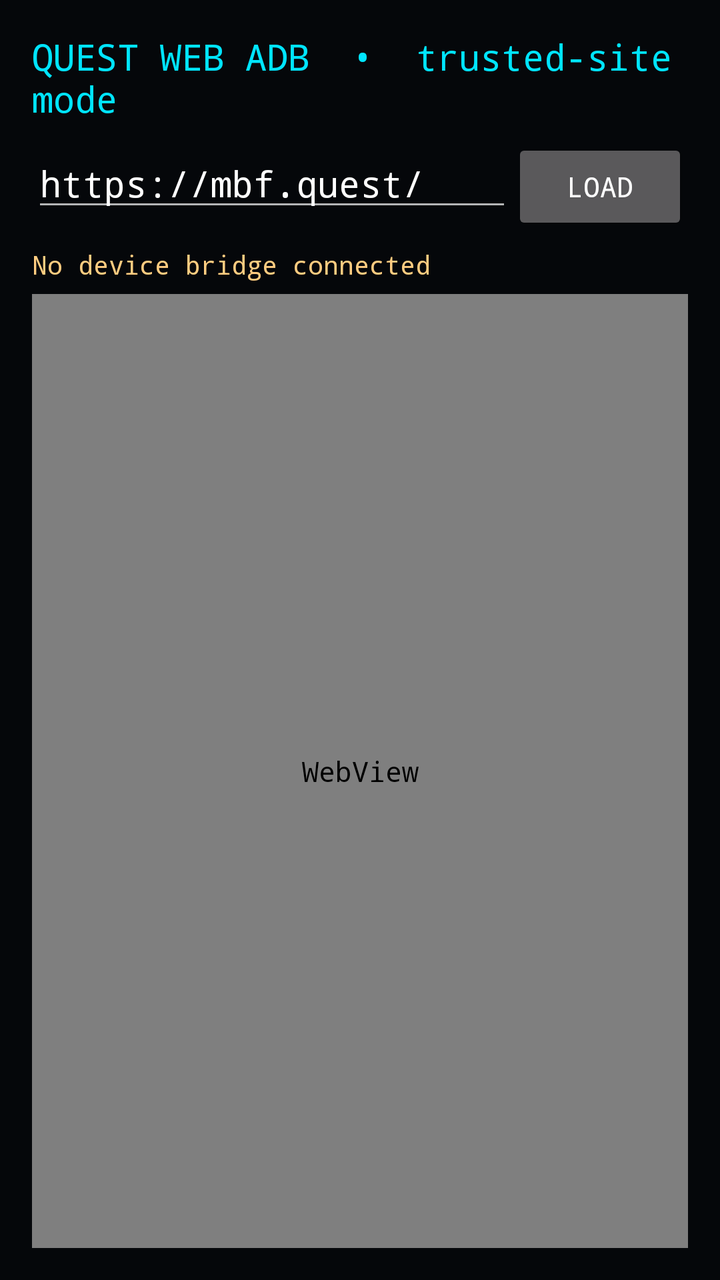
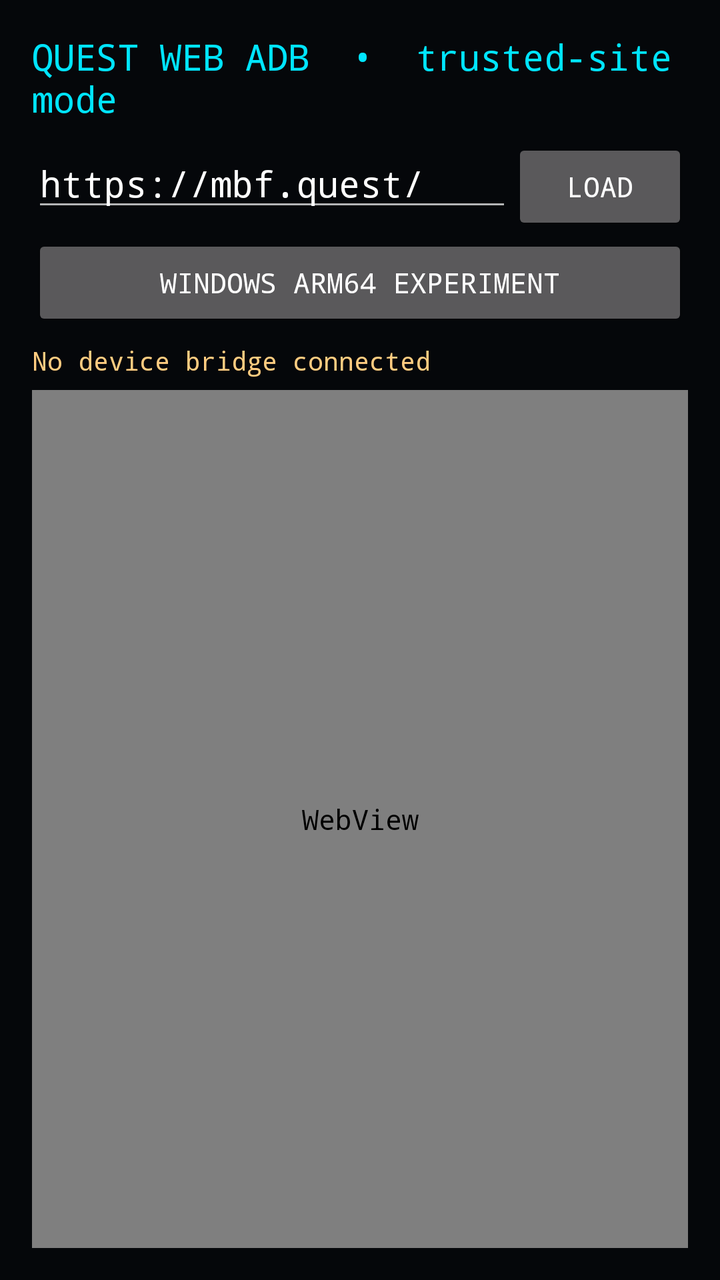

The first picture is an Android layout as it rendered before a commit; the second is the same layout after the commit. The layout source and the unified diff follow.
<!-- AndroidManifest.xml: application theme AppTheme -->
<!-- res/layout/activity_main.xml -->
<LinearLayout xmlns:android="http://schemas.android.com/apk/res/android"
    android:layout_width="match_parent" android:layout_height="match_parent"
    android:orientation="vertical" android:padding="16dp" android:background="#05070A">
    <TextView android:layout_width="match_parent" android:layout_height="wrap_content"
        android:text="QUEST WEB ADB  •  trusted-site mode" android:textColor="#00E5FF"
        android:textSize="18sp" android:typeface="monospace" android:paddingBottom="8dp" />
    <LinearLayout android:layout_width="match_parent" android:layout_height="wrap_content" android:orientation="horizontal">
        <EditText android:id="@+id/urlInput" android:layout_width="0dp" android:layout_height="wrap_content" android:layout_weight="1"
            android:hint="https://trusted-site.example" android:singleLine="true" android:text="https://mbf.quest/"
            android:textColor="#FFFFFF" android:textColorHint="#78909C" android:inputType="textUri" />
        <Button android:id="@+id/loadButton" android:layout_width="wrap_content" android:layout_height="wrap_content" android:text="LOAD" />
    </LinearLayout>
    <TextView android:id="@+id/status" android:layout_width="match_parent" android:layout_height="wrap_content"
        android:text="No device bridge connected" android:textColor="#FFCC80" android:textSize="13sp" android:typeface="monospace" android:paddingTop="6dp" android:paddingBottom="6dp" />
    <WebView android:id="@+id/webView" android:layout_width="match_parent" android:layout_height="0dp" android:layout_weight="1" />
</LinearLayout>
<!-- resources referenced by this layout -->
<resources>
  <style name="AppTheme" parent="android:style/Theme.Material.NoActionBar">
          <item name="android:fontFamily">monospace</item>
          <item name="android:colorAccent">#00E5FF</item>
          <item name="android:navigationBarColor">#05070A</item>
          <item name="android:windowLightStatusBar">false</item>
          <item name="android:statusBarColor">#05070A</item>
      </style>
</resources>

<!-- the commit's change to res/layout/activity_main.xml (unified diff, before → after) -->
@@ -10,6 +10,7 @@
             android:textColor="#FFFFFF" android:textColorHint="#78909C" android:inputType="textUri" />
         <Button android:id="@+id/loadButton" android:layout_width="wrap_content" android:layout_height="wrap_content" android:text="LOAD" />
     </LinearLayout>
+    <Button android:id="@+id/windowsButton" android:layout_width="match_parent" android:layout_height="wrap_content" android:text="WINDOWS ARM64 EXPERIMENT" />
     <TextView android:id="@+id/status" android:layout_width="match_parent" android:layout_height="wrap_content"
         android:text="No device bridge connected" android:textColor="#FFCC80" android:textSize="13sp" android:typeface="monospace" android:paddingTop="6dp" android:paddingBottom="6dp" />
     <WebView android:id="@+id/webView" android:layout_width="match_parent" android:layout_height="0dp" android:layout_weight="1" />
